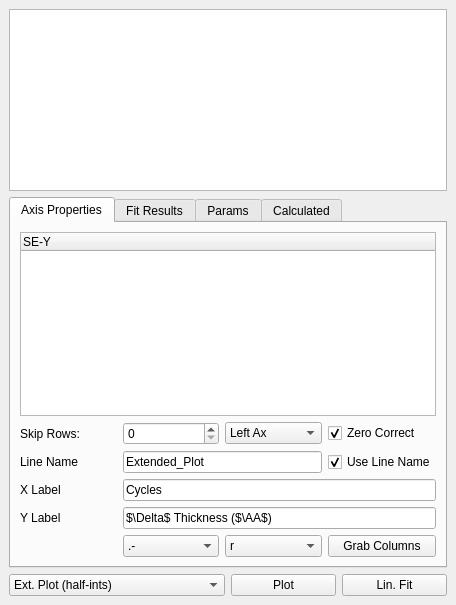
Old version of the form src/Ui_Files/DockWidgets/dw_SE.ui in the repository austinmcano/GeorgeGroupGui.
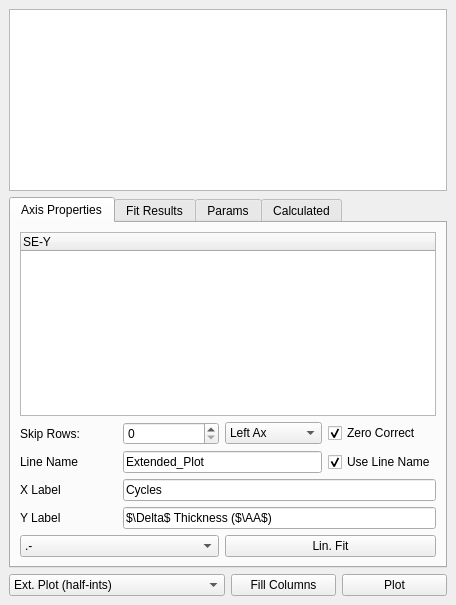
New version of the form.

Diff of the .ui file:
```diff
--- a/src/Ui_Files/DockWidgets/dw_SE.ui
+++ b/src/Ui_Files/DockWidgets/dw_SE.ui
@@ -37,20 +37,6 @@
       </item>
      </widget>
     </item>
-    <item row="3" column="5">
-     <widget class="QPushButton" name="lin_fit_pb">
-      <property name="text">
-       <string>Lin. Fit</string>
-      </property>
-     </widget>
-    </item>
-    <item row="3" column="4">
-     <widget class="QPushButton" name="plot_pb">
-      <property name="text">
-       <string>Plot</string>
-      </property>
-     </widget>
-    </item>
     <item row="2" column="2" colspan="4">
      <widget class="QTabWidget" name="tabWidget">
       <property name="tabShape">
@@ -88,64 +74,6 @@
           </property>
          </widget>
         </item>
-        <item row="5" column="1">
-         <widget class="QComboBox" name="linetype_cb">
-          <item>
-           <property name="text">
-            <string>.-</string>
-           </property>
-          </item>
-          <item>
-           <property name="text">
-            <string>-.</string>
-           </property>
-          </item>
-          <item>
-           <property name="text">
-            <string>.</string>
-           </property>
-          </item>
-          <item>
-           <property name="text">
-            <string>-</string>
-           </property>
-          </item>
-          <item>
-           <property name="text">
-            <string>--</string>
-           </property>
-          </item>
-          <item>
-           <property name="text">
-            <string>,</string>
-           </property>
-          </item>
-         </widget>
-        </item>
-        <item row="5" column="2">
-         <widget class="QComboBox" name="comboBox">
-          <item>
-           <property name="text">
-            <string>r</string>
-           </property>
-          </item>
-          <item>
-           <property name="text">
-            <string>b</string>
-           </property>
-          </item>
-          <item>
-           <property name="text">
-            <string>g</string>
-           </property>
-          </item>
-          <item>
-           <property name="text">
-            <string>k</string>
-           </property>
-          </item>
-         </widget>
-        </item>
         <item row="2" column="1" colspan="2">
          <widget class="QLineEdit" name="line_name_le">
           <property name="text">
@@ -153,13 +81,6 @@
           </property>
          </widget>
         </item>
-        <item row="5" column="3">
-         <widget class="QPushButton" name="fill_cols_pb">
-          <property name="text">
-           <string>Grab Columns</string>
-          </property>
-         </widget>
-        </item>
         <item row="4" column="1" colspan="3">
          <widget class="QLineEdit" name="ylabel_le">
           <property name="text">
@@ -227,6 +148,47 @@
           </column>
          </widget>
         </item>
+        <item row="5" column="2" colspan="2">
+         <widget class="QPushButton" name="lin_fit_pb">
+          <property name="text">
+           <string>Lin. Fit</string>
+          </property>
+         </widget>
+        </item>
+        <item row="5" column="0" colspan="2">
+         <widget class="QComboBox" name="linetype_cb">
+          <item>
+           <property name="text">
+            <string>.-</string>
+           </property>
+          </item>
+          <item>
+           <property name="text">
+            <string>-.</string>
+           </property>
+          </item>
+          <item>
+           <property name="text">
+            <string>.</string>
+           </property>
+          </item>
+          <item>
+           <property name="text">
+            <string>-</string>
+           </property>
+          </item>
+          <item>
+           <property name="text">
+            <string>--</string>
+           </property>
+          </item>
+          <item>
+           <property name="text">
+            <string>,</string>
+           </property>
+          </item>
+         </widget>
+        </item>
        </layout>
       </widget>
       <widget class="QWidget" name="tab_2">
@@ -348,6 +310,20 @@
       </widget>
      </widget>
     </item>
+    <item row="3" column="5">
+     <widget class="QPushButton" name="plot_pb">
+      <property name="text">
+       <string>Plot</string>
+      </property>
+     </widget>
+    </item>
+    <item row="3" column="4">
+     <widget class="QPushButton" name="fill_cols_pb">
+      <property name="text">
+       <string>Fill Columns</string>
+      </property>
+     </widget>
+    </item>
    </layout>
   </widget>
  </widget>
```
